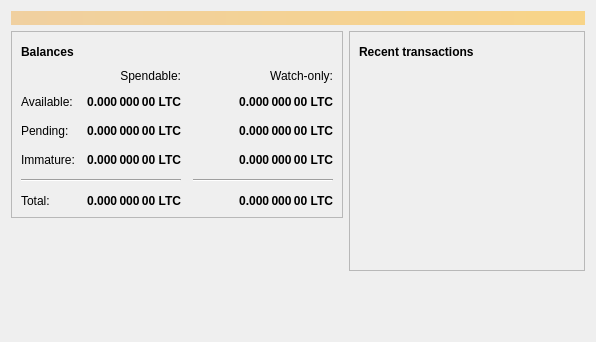
Old version of the form src/qt/forms/overviewpage.ui in the repository nkpatro/catcoin.
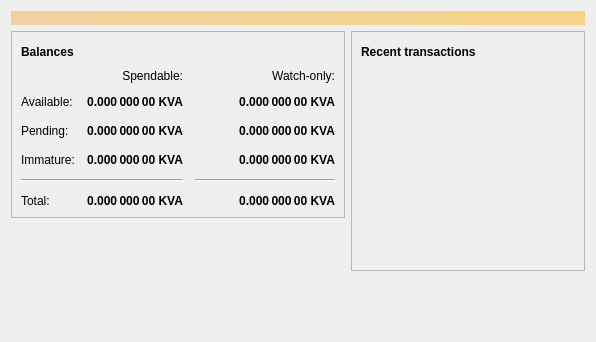
New version of the form. Icons and pictures are not drawn.

Diff of the .ui file:
```diff
--- a/src/qt/forms/overviewpage.ui
+++ b/src/qt/forms/overviewpage.ui
@@ -129,7 +129,7 @@
                <string>Unconfirmed transactions to watch-only addresses</string>
               </property>
               <property name="text">
-               <string notr="true">0.000 000 00 LTC</string>
+               <string notr="true">0.000 000 00 KVA</string>
               </property>
               <property name="alignment">
                <set>Qt::AlignRight|Qt::AlignTrailing|Qt::AlignVCenter</set>
@@ -154,7 +154,7 @@
                <string>Total of transactions that have yet to be confirmed, and do not yet count toward the spendable balance</string>
               </property>
               <property name="text">
-               <string notr="true">0.000 000 00 LTC</string>
+               <string notr="true">0.000 000 00 KVA</string>
               </property>
               <property name="alignment">
                <set>Qt::AlignRight|Qt::AlignTrailing|Qt::AlignVCenter</set>
@@ -179,7 +179,7 @@
                <string>Mined balance in watch-only addresses that has not yet matured</string>
               </property>
               <property name="text">
-               <string notr="true">0.000 000 00 LTC</string>
+               <string notr="true">0.000 000 00 KVA</string>
               </property>
               <property name="alignment">
                <set>Qt::AlignRight|Qt::AlignTrailing|Qt::AlignVCenter</set>
@@ -237,7 +237,7 @@
                <string>Mined balance that has not yet matured</string>
               </property>
               <property name="text">
-               <string notr="true">0.000 000 00 LTC</string>
+               <string notr="true">0.000 000 00 KVA</string>
               </property>
               <property name="alignment">
                <set>Qt::AlignRight|Qt::AlignTrailing|Qt::AlignVCenter</set>
@@ -282,7 +282,7 @@
                <string>Your current total balance</string>
               </property>
               <property name="text">
-               <string notr="true">0.000 000 00 LTC</string>
+               <string notr="true">0.000 000 00 KVA</string>
               </property>
               <property name="alignment">
                <set>Qt::AlignRight|Qt::AlignTrailing|Qt::AlignVCenter</set>
@@ -307,7 +307,7 @@
                <string>Current total balance in watch-only addresses</string>
               </property>
               <property name="text">
-               <string notr="true">0.000 000 00 LTC</string>
+               <string notr="true">0.000 000 00 KVA</string>
               </property>
               <property name="alignment">
                <set>Qt::AlignRight|Qt::AlignTrailing|Qt::AlignVCenter</set>
@@ -349,7 +349,7 @@
                <string>Your current spendable balance</string>
               </property>
               <property name="text">
-               <string notr="true">0.000 000 00 LTC</string>
+               <string notr="true">0.000 000 00 KVA</string>
               </property>
               <property name="alignment">
                <set>Qt::AlignRight|Qt::AlignTrailing|Qt::AlignVCenter</set>
@@ -374,7 +374,7 @@
                <string>Your current balance in watch-only addresses</string>
               </property>
               <property name="text">
-               <string notr="true">0.000 000 00 LTC</string>
+               <string notr="true">0.000 000 00 KVA</string>
               </property>
               <property name="alignment">
                <set>Qt::AlignRight|Qt::AlignTrailing|Qt::AlignVCenter</set>
```
